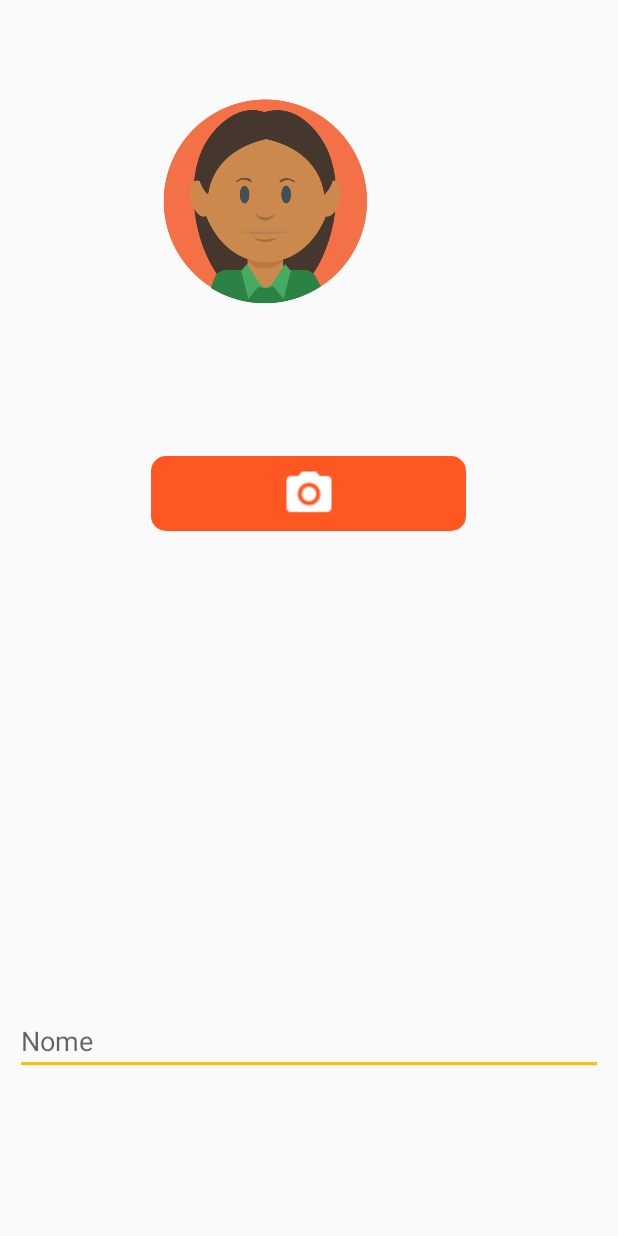
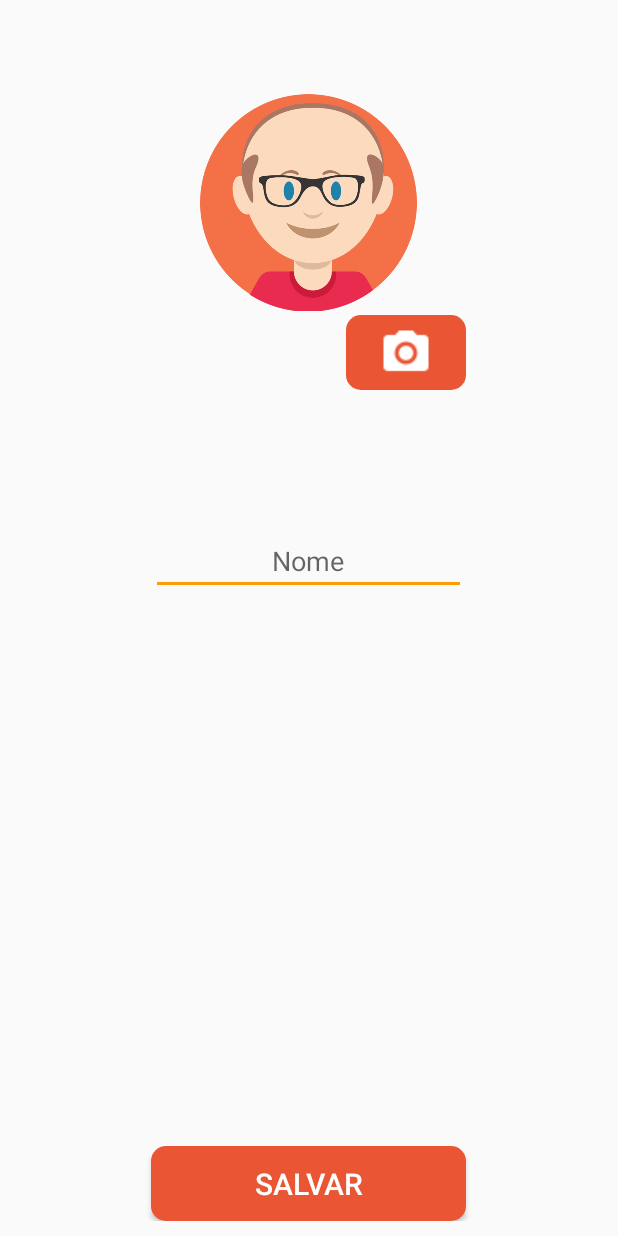
Before and after one commit to gabsouza/quem-e-quem-app, an Android app: the screen it shows after launch (TelaConfiguracoesCrianca), on a phone screen of 412 x 824 dp. Run offline under Robolectric (Android 15) with nearby library versions, the phone set to English and light mode, and no system bars.

Commit message:
add todos os componentes de tela xml

```diff
--- a/Aplicacao/app/src/main/java/com/example/gabriela/aplicacao/CustomSwip.java
+++ b/Aplicacao/app/src/main/java/com/example/gabriela/aplicacao/CustomSwip.java
@@ -31,6 +31,7 @@ public class CustomSwip extends PagerAdapter {
     @Override
     public int getCount() {
         return recursoImagem.length;
+
     }
 
     @Override
@@ -40,6 +41,13 @@ public class CustomSwip extends PagerAdapter {
         imageView = (ImageView) itemView.findViewById(R.id.swip_image_view);
         imageView.setImageResource(recursoImagem[position]);
         container.addView(itemView);
+
+       /* if (position == recursoImagem[0]) {
+            recursoImagem[0]= recursoImagem [1];
+
+        } else {
+
+        }*/
 
         return itemView;
     }
--- a/Aplicacao/app/src/main/java/com/example/gabriela/aplicacao/TelaConfiguracoesCrianca.java
+++ b/Aplicacao/app/src/main/java/com/example/gabriela/aplicacao/TelaConfiguracoesCrianca.java
@@ -34,9 +34,10 @@ public class TelaConfiguracoesCrianca extends Activity {
         this.ib_camera.setOnClickListener(new View.OnClickListener() {
             @Override
             public void onClick(View v) {
-               // editor.clear();
-               // editor.commit();
-               // startActivity(itTelaLogin);
+                Intent intent = new Intent();
+                intent.setType("image/*");
+                intent.setAction(Intent.ACTION_GET_CONTENT);
+               // startActivityForResult(Intent.createChooser(intent, "Select Picture"), PICK_IMAGE);
                 finish();
             }
         });
--- a/Aplicacao/app/src/main/res/layout/actitivity_configuracoes_crianca.xml
+++ b/Aplicacao/app/src/main/res/layout/actitivity_configuracoes_crianca.xml
@@ -6,7 +6,7 @@
     android:padding="10dp">
 
     <android.support.v4.view.ViewPager
-        android:layout_height="200dp"
+        android:layout_height="150dp"
         android:layout_width="210dp"
         android:id = "@+id/viewPager"
         android:layout_gravity="center_vertical"
@@ -15,24 +15,35 @@
         android:layout_marginTop="50dp" />
 
     <EditText
-        android:layout_width="match_parent"
+        android:layout_width="210dp"
         android:layout_height="wrap_content"
         android:id="@+id/et_nome"
         android:layout_gravity="bottom"
         android:layout_weight="7.10"
         android:hint="Nome"
-        android:layout_alignParentBottom="true"
-        android:layout_alignParentEnd="true"
-        android:layout_marginBottom="97dp" />
+        android:textAlignment="center"
+        android:layout_marginTop="91dp"
+        android:layout_below="@+id/ib_camera"
+        android:layout_centerHorizontal="true" />
 
     <ImageButton
-        android:layout_width="210dp"
+        android:layout_width="80dp"
         android:layout_height="50dp"
         android:id="@+id/ib_camera"
         android:src="@drawable/camera"
         android:background="@drawable/borda"
         android:layout_below="@+id/viewPager"
-        android:layout_centerHorizontal="true"
-        android:layout_marginTop="44dp" />
+        android:layout_alignEnd="@+id/viewPager" />
+
+    <Button
+        android:layout_width="210dp"
+        android:layout_height="50dp"
+        android:id="@+id/im_salvar"
+        android:background="@drawable/borda"
+        android:text="Salvar"
+        android:textColor="@color/colorTextIcons"
+        android:textSize="20dp"
+        android:layout_alignParentBottom="true"
+        android:layout_centerHorizontal="true" />
 
 </RelativeLayout>
--- a/Aplicacao/app/src/main/res/layout/activity_custom_swip.xml
+++ b/Aplicacao/app/src/main/res/layout/activity_custom_swip.xml
@@ -5,7 +5,8 @@
 
     <ImageView
         android:layout_width="150dp"
-        android:layout_height="150dp"
-        android:id = "@+id/swip_image_view" />
+        android:layout_height="210dp"
+        android:id = "@+id/swip_image_view"
+        android:layout_centerHorizontal="true"/>
 
 </RelativeLayout>
--- a/Aplicacao/app/src/main/res/values/colors.xml
+++ b/Aplicacao/app/src/main/res/values/colors.xml
@@ -1,12 +1,13 @@
 <?xml version="1.0" encoding="utf-8"?>
 <resources>
-    <color name="colorPrimary">#FF5722</color>
-    <color name="colorPrimaryDark">#E64A19</color>
-    <color name="colorAccent">#FFC107</color>
+    <color name="colorPrimary">#ea5634</color>
+    <color name="colorPrimaryDark">#cb3d2c</color>
+    <color name="colorAccent">#fd9c09</color>
     <color name="colorPrimaryText">#212121</color>
     <color name="colorLightPrimaryColor">#FFCCBC</color>
     <color name="colorSecundaryText">#757575</color>
     <color name="colorTextIcons">#FFFFFF</color>
     <color name="colorDevider">#BDBDBD</color>
+    #FE5722
 
 </resources>
```
Also changed, not shown: Aplicacao/app/src/main/res/drawable/foto_personagem_1.png, Aplicacao/app/src/main/res/drawable/foto_personagem_2.png, Aplicacao/app/src/main/res/drawable/foto_personagem_3.png, Aplicacao/app/src/main/res/drawable/foto_personagem_4.png, Aplicacao/app/src/main/res/drawable/foto_personagem_5.png, Aplicacao/app/src/main/res/drawable/foto_personagem_6.png, 3 other files.
